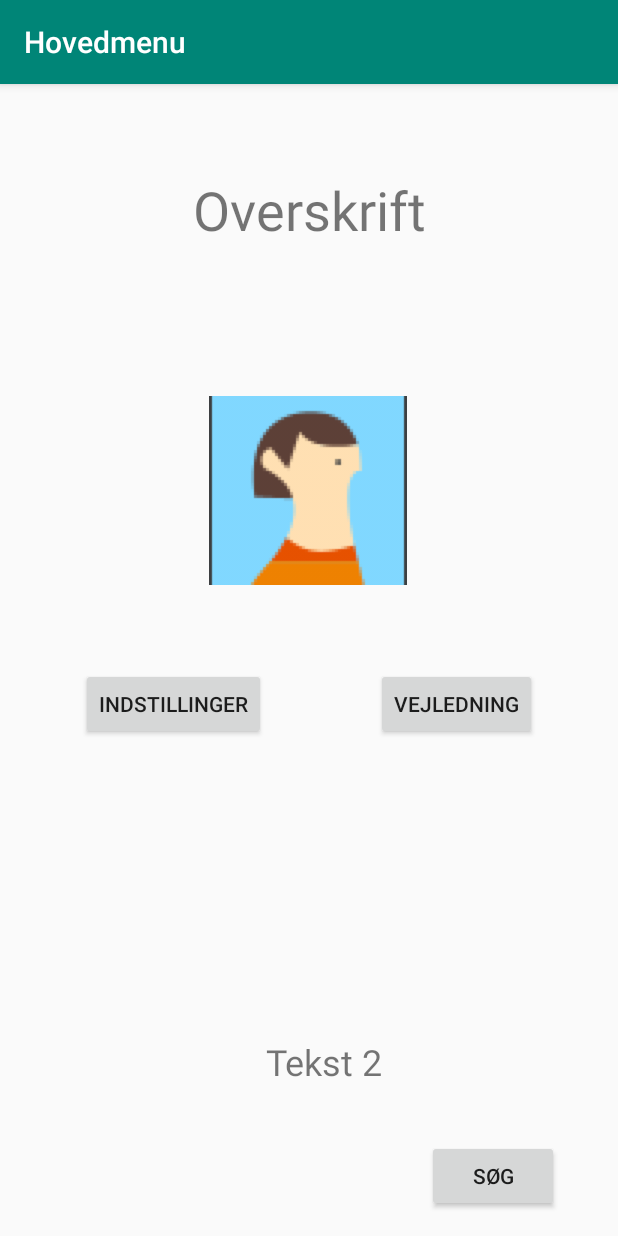
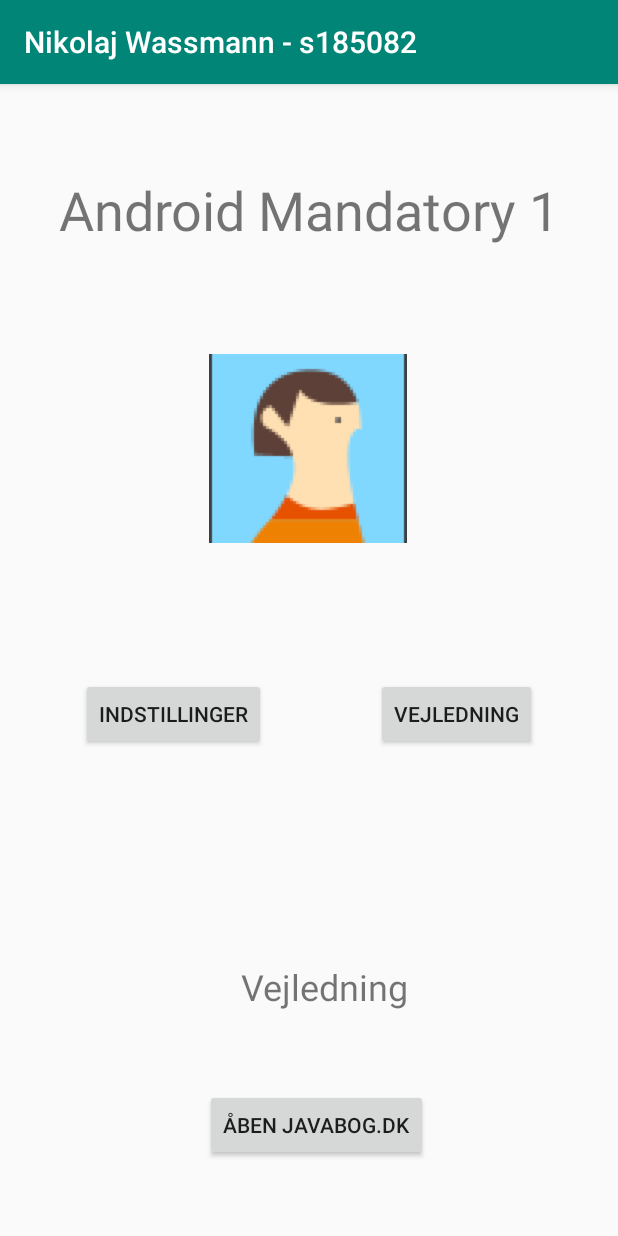
Before and after one commit to niko5297/AndroidAssignment1, an Android app: the screen it shows after launch (MainActivity), after a tap on "VEJLEDNING", on a phone screen of 412 x 824 dp. Run offline under Robolectric (Android 15) with nearby library versions, the phone set to English and light mode, and no system bars; 1 other tap on this screen came first.

Commit message:
Small changes to layout

```diff
--- a/app/src/main/java/com/example/hovedmenu/MainActivity.java
+++ b/app/src/main/java/com/example/hovedmenu/MainActivity.java
@@ -42,12 +42,12 @@ public class MainActivity extends AppCompatActivity implements View.OnClickListe
     public void onClick(View view) {
 
         if (view == knap1){
-            tekst.setText("Tekst 1");
+            tekst.setText("Indstillinger");
 
 
         }
         if (view == knap2){
-            tekst.setText("Tekst 2");
+            tekst.setText("Vejledning");
         }
 
         if (view == søg){
--- a/app/src/main/res/layout/activity_main.xml
+++ b/app/src/main/res/layout/activity_main.xml
@@ -6,35 +6,12 @@
     android:layout_height="match_parent"
     tools:context=".MainActivity">
 
-    <TextView
-        android:id="@+id/overskrift"
-        android:layout_width="wrap_content"
-        android:layout_height="wrap_content"
-        android:layout_marginTop="59dp"
-        android:text="@string/overskrift"
-        android:textSize="36sp"
-        app:layout_constraintEnd_toEndOf="parent"
-        app:layout_constraintStart_toStartOf="parent"
-        app:layout_constraintTop_toTopOf="parent" />
-
-    <ImageView
-        android:id="@+id/billede"
-        android:layout_width="wrap_content"
-        android:layout_height="wrap_content"
-        android:layout_marginTop="208dp"
-        android:contentDescription="@string/todo"
-        app:layout_constraintEnd_toEndOf="parent"
-        app:layout_constraintHorizontal_bias="0.498"
-        app:layout_constraintStart_toStartOf="parent"
-        app:layout_constraintTop_toTopOf="parent"
-        tools:srcCompat="@tools:sample/avatars" />
-
     <Button
         android:id="@+id/indstillinger"
         android:layout_width="wrap_content"
         android:layout_height="wrap_content"
         android:layout_marginStart="54dp"
-        android:layout_marginTop="55dp"
+        android:layout_marginTop="90dp"
         android:text="Indstillinger"
         app:layout_constraintStart_toStartOf="parent"
         app:layout_constraintTop_toBottomOf="@+id/billede" />
@@ -43,18 +20,41 @@
         android:id="@+id/vejledning"
         android:layout_width="wrap_content"
         android:layout_height="wrap_content"
-        android:layout_marginTop="55dp"
+        android:layout_marginTop="90dp"
         android:layout_marginEnd="54dp"
         android:text="Vejledning"
         app:layout_constraintEnd_toEndOf="parent"
         app:layout_constraintTop_toBottomOf="@+id/billede" />
+
+    <Button
+        android:id="@+id/søg"
+        android:layout_width="wrap_content"
+        android:layout_height="wrap_content"
+        android:layout_marginStart="10dp"
+        android:layout_marginBottom="50dp"
+        android:text="Åben Javabog.dk"
+        app:layout_constraintBottom_toBottomOf="parent"
+        app:layout_constraintEnd_toEndOf="parent"
+        app:layout_constraintStart_toStartOf="parent" />
+
+    <ImageView
+        android:id="@+id/billede"
+        android:layout_width="wrap_content"
+        android:layout_height="wrap_content"
+        android:layout_marginTop="180dp"
+        android:contentDescription="@string/todo"
+        app:layout_constraintEnd_toEndOf="parent"
+        app:layout_constraintHorizontal_bias="0.498"
+        app:layout_constraintStart_toStartOf="parent"
+        app:layout_constraintTop_toTopOf="parent"
+        tools:srcCompat="@tools:sample/avatars" />
 
     <TextView
         android:id="@+id/tekst"
         android:layout_width="254dp"
         android:layout_height="0dp"
         android:layout_marginStart="20dp"
-        android:layout_marginBottom="100dp"
+        android:layout_marginBottom="150dp"
         android:text="Dette er startteksten"
         android:textAlignment="center"
         android:textSize="24sp"
@@ -62,29 +62,17 @@
         app:layout_constraintEnd_toEndOf="parent"
         app:layout_constraintStart_toStartOf="parent" />
 
-    <Button
-        android:id="@+id/søg"
+    <TextView
+        android:id="@+id/overskrift"
         android:layout_width="wrap_content"
         android:layout_height="wrap_content"
-        android:layout_marginEnd="39dp"
-        android:layout_marginBottom="16dp"
-        android:text="Søg"
-        app:layout_constraintBottom_toBottomOf="parent"
-        app:layout_constraintEnd_toEndOf="parent" />
+        android:layout_marginTop="59dp"
+        android:text="@string/overskrift"
+        android:textAlignment="center"
+        android:textSize="36sp"
+        app:layout_constraintEnd_toEndOf="parent"
+        app:layout_constraintStart_toStartOf="parent"
+        app:layout_constraintTop_toTopOf="parent" />
 
-    <WebView
-        android:layout_width="match_parent"
-        android:layout_height="match_parent"
-        android:visibility="invisible"
-        tools:layout_editor_absoluteX="42dp"
-        tools:layout_editor_absoluteY="175dp"
-        tools:visibility="invisible" >
-
-        <ImageView
-            android:id="@+id/returnButton"
-            android:layout_width="wrap_content"
-            android:layout_height="wrap_content"
-            app:srcCompat="?attr/actionModeCloseDrawable" />
-    </WebView>
 
 </androidx.constraintlayout.widget.ConstraintLayout>
--- a/app/src/main/res/values/strings.xml
+++ b/app/src/main/res/values/strings.xml
@@ -1,5 +1,5 @@
 <resources>
-    <string name="app_name">Hovedmenu</string>
-    <string name="overskrift">Overskrift</string>
+    <string name="app_name">Nikolaj Wassmann - s185082</string>
+    <string name="overskrift">Android Mandatory 1</string>
     <string name="todo">TODO</string>
 </resources>
```
